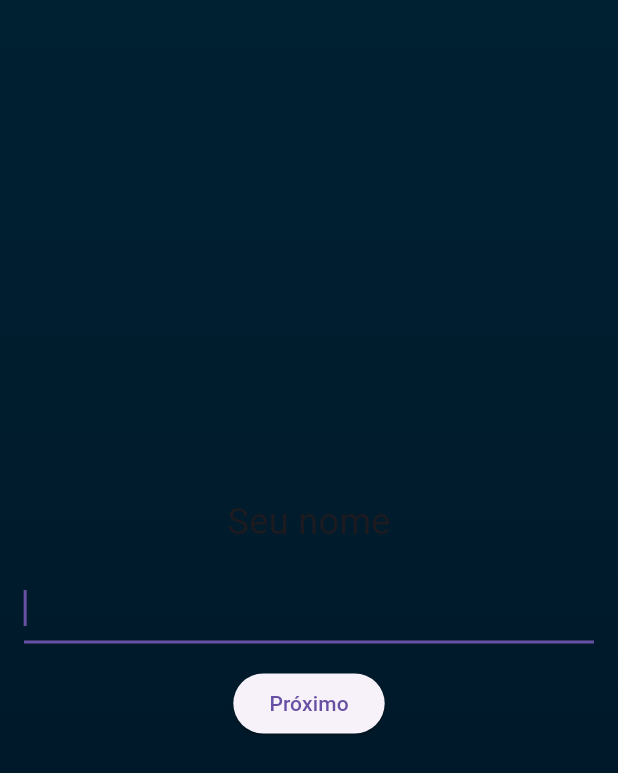
After one commit to Vitor-Ribe/ti_maromba, a Flutter app: the screen it shows after launch, after a tap on "Próximo", on a phone screen of 412 x 824 dp. The commit adds this screen. Shown: the top 773 px of the screen. Run offline on Flutter 3.47's test engine with Material 3 defaults, Android fonts, the light colour scheme and no system bars; our stand-ins replace carousel_slider, curved_navigation_bar, sqflite, table_calendar; accounts and stored records are empty.

Commit message:
Criação dos arquivos de database e tela de login

```diff
--- /dev/null
+++ b/lib/app/database/DAOs/user_dao.dart
@@ -0,0 +1,17 @@
+import 'package:sqflite/sqflite.dart';
+import '../../modelos/user.dart';
+
+class UserDao {
+  final Database db;  // variavel que representará a conexao ativa com o banco
+
+  UserDao(this.db); // Recebe a instância do banco de dados
+
+  // Método_ para inserir um usuário
+  Future<int> insertUser(User user) async {
+    return await db.insert(
+      'user', // nome da tabela
+      user.toMap(), // dados convertidos para Map
+      conflictAlgorithm: ConflictAlgorithm.replace  // substitui se id duplicado
+    );
+  }
+}
--- /dev/null
+++ b/lib/app/modelos/user.dart
@@ -0,0 +1,34 @@
+// Classe que modela o usuário
+class User {
+  int? id;
+  String nome;
+  String? telefone;
+  String? email;
+  double? peso;
+  double? altura;
+  String? urlAvatar;
+
+  // Construtor
+  User({
+    required this.nome,
+    this.telefone,
+    this.email,
+    this.peso,
+    this.altura,
+    this.urlAvatar
+  });
+
+  // Mapeamento para o banco de dados (Coluna a ser inserida, valor a ser inserido)
+  Map<String, dynamic> toMap() {
+    return {
+      'nome': nome,
+      'telefone': telefone,
+      'email': email,
+      'peso': peso,
+      'altura': altura,
+      'url_avatar': urlAvatar,
+    };
+  }
+
+
+}
--- a/lib/main.dart
+++ b/lib/main.dart
@@ -5,6 +5,7 @@ import 'package:ti_maromba/pages/calendar_page.dart';
 import 'package:ti_maromba/pages/config_page.dart';
 import 'package:ti_maromba/pages/data_page.dart';
 import 'package:ti_maromba/pages/home_page.dart';
+import 'package:ti_maromba/pages/login/login_steps_page.dart';
 import 'package:ti_maromba/res/colors.dart';
 
 void main() {
@@ -27,12 +28,16 @@ class MyApp extends StatelessWidget {
   @override
   Widget build(BuildContext context) {
     return MaterialApp(
-      debugShowCheckedModeBanner: false,
-      title: 'TI Maromba',
-      theme: ThemeData(
-        colorScheme: ColorScheme.fromSeed(seedColor: Colors.deepPurple),
-      ),
-      home: const MyHomePage(),
+      debugShowCheckedModeBanner: false, // remove banner
+
+      // rota inicial
+      initialRoute: '/login',
+
+      // mapa das rotas disponiveis
+      routes: {
+        '/login': (context) => LoginStepsPage(),
+        '/main': (context) => MyHomePage() // tela inicial
+      }
     );
   }
 }
--- a/lib/pages/calendar_page.dart
+++ b/lib/pages/calendar_page.dart
@@ -70,7 +70,7 @@ class CalendarPage extends StatelessWidget {
                 ,
               ),
 
-              SizedBox(height: 60),
+              SizedBox(height: 30),
 
               Row(
                   crossAxisAlignment: CrossAxisAlignment.center,
@@ -79,7 +79,7 @@ class CalendarPage extends StatelessWidget {
                   ]
               ),
 
-              SizedBox(height: 20),
+              SizedBox(height: 10),
 
               Row(
                 children: [
--- /dev/null
+++ b/lib/pages/login/login_controller.dart
@@ -0,0 +1,10 @@
+class LoginController {
+  String nome = '';
+  DateTime? nascimento;
+  String sexo = '';
+  double altura = 0;
+  double peso = 0;
+
+  bool get isComplete =>
+      nome.isNotEmpty && nascimento != null && sexo.isNotEmpty && altura > 0 && peso > 0;
+}
--- /dev/null
+++ b/lib/pages/login/login_steps_page.dart
@@ -0,0 +1,79 @@
+import 'package:flutter/material.dart';
+import 'package:sqflite/sqflite.dart';
+import 'package:ti_maromba/pages/login/steps/step_welcome.dart';
+import 'package:ti_maromba/res/colors.dart';
+import '../../app/database/DAOs/user_dao.dart';
+import '../../app/modelos/user.dart';
+import 'login_controller.dart';
+import 'steps/step_name.dart';
+import 'steps/step_birth_gender.dart';
+import 'steps/step_height.dart';
+import 'steps/step_weight.dart';
+
+class LoginStepsPage extends StatefulWidget {
+  const LoginStepsPage({super.key});
+
+  @override
+  State<LoginStepsPage> createState() => _LoginStepsPageState();
+}
+
+class _LoginStepsPageState extends State<LoginStepsPage> {
+  final ctrl = LoginController();
+  final pageCtrl = PageController();
+  int page = 0;
+
+  void next() {
+    if (page < 3) {
+      pageCtrl.nextPage(duration: const Duration(milliseconds: 300), curve: Curves.ease);
+      setState(() => page++);
+    } else {
+      _finish();
+    }
+  }
+
+  Future<void> _finish() async {
+    if (!ctrl.isComplete) return;
+
+    final user = User(
+      nome: ctrl.nome,
+      telefone: null,
+      email: null,
+      peso: ctrl.peso,
+      altura: ctrl.altura,
+    );
+    await UserDao(await openDatabase('app.db')).insertUser(user); // ajuste se já usa helper
+    if (!mounted) return;
+    Navigator.pushReplacementNamed(context, '/main');
+  }
+
+  @override
+  Widget build(BuildContext context) {
+    return Scaffold(
+      body: Container(
+        // Fundo da pagina
+        decoration: const BoxDecoration(
+          gradient: LinearGradient(
+            colors: [
+              AppColors.backgroundVariant1,
+              AppColors.backgroundVariant2,
+            ],
+            begin: Alignment.topCenter,
+            end: Alignment.bottomCenter,
+          ),
+        ),
+
+        child: PageView(
+          controller: pageCtrl,
+          physics: const NeverScrollableScrollPhysics(),
+          children: [
+            StepWelcome(ctrl: ctrl, onNext: next),
+            StepName(ctrl: ctrl, onNext: next),
+            StepBirthGender(ctrl: ctrl, onNext: next),
+            StepHeight(ctrl: ctrl, onNext: next),
+            StepWeight(ctrl: ctrl, onNext: next),
+          ],
+        ),
+      ),
+    );
+  }
+}
--- /dev/null
+++ b/lib/pages/login/steps/step_birth_gender.dart
@@ -0,0 +1,41 @@
+import 'package:flutter/material.dart';
+import 'steps_base.dart';
+
+class StepBirthGender extends StepBase {
+  const StepBirthGender({super.key, required super.ctrl, required super.onNext});
+
+  @override
+  Widget build(BuildContext context) {
+    return Column(mainAxisAlignment: MainAxisAlignment.center, children: [
+      const Text('Data de nascimento', style: TextStyle(fontSize: 24)),
+      ElevatedButton(
+          onPressed: () async {
+            final d = await showDatePicker(
+              context: context,
+              initialDate: DateTime(2000),
+              firstDate: DateTime(1900),
+              lastDate: DateTime.now(),
+            );
+            if (d != null) ctrl.nascimento = d;
+          },
+          child: const Text('Escolher data')),
+      const SizedBox(height: 24),
+      const Text('Sexo', style: TextStyle(fontSize: 24)),
+      Row(mainAxisAlignment: MainAxisAlignment.center, children: [
+        _radio('M', 'Masculino'),
+        _radio('F', 'Feminino'),
+        _radio('O', 'Outro'),
+      ]),
+      ElevatedButton(onPressed: onNext, child: const Text('Próximo'))
+    ]);
+  }
+
+  Widget _radio(String value, String label) => Row(children: [
+    Radio<String>(
+      value: value,
+      groupValue: ctrl.sexo,
+      onChanged: (v) => ctrl.sexo = v ?? '',
+    ),
+    Text(label)
+  ]);
+}
--- /dev/null
+++ b/lib/pages/login/steps/step_height.dart
@@ -0,0 +1,23 @@
+import 'package:flutter/material.dart';
+import 'steps_base.dart';
+
+class StepHeight extends StepBase {
+  const StepHeight({super.key, required super.ctrl, required super.onNext});
+
+  @override
+  Widget build(BuildContext context) {
+    return Center(
+      child: Column(mainAxisAlignment: MainAxisAlignment.center, children: [
+        const Text('Altura (m)', style: TextStyle(fontSize: 24)),
+        Padding(
+          padding: const EdgeInsets.all(16),
+          child: TextField(
+            keyboardType: TextInputType.number,
+            onChanged: (v) => ctrl.altura = double.tryParse(v) ?? 0,
+          ),
+        ),
+        ElevatedButton(onPressed: onNext, child: const Text('Próximo'))
+      ]),
+    );
+  }
+}
--- /dev/null
+++ b/lib/pages/login/steps/step_name.dart
@@ -0,0 +1,23 @@
+import 'package:flutter/material.dart';
+import 'steps_base.dart';
+
+class StepName extends StepBase {
+  const StepName({super.key, required super.ctrl, required super.onNext});
+
+  @override
+  Widget build(BuildContext context) {
+    return Center(
+      child: Column(mainAxisAlignment: MainAxisAlignment.center, children: [
+        const Text('Seu nome', style: TextStyle(fontSize: 24)),
+        Padding(
+          padding: const EdgeInsets.all(16),
+          child: TextField(
+            autofocus: true,
+            onChanged: (v) => ctrl.nome = v,
+          ),
+        ),
+        ElevatedButton(onPressed: onNext, child: const Text('Próximo'))
+      ]),
+    );
+  }
+}
--- /dev/null
+++ b/lib/pages/login/steps/step_weight.dart
@@ -0,0 +1,23 @@
+import 'package:flutter/material.dart';
+import 'steps_base.dart';
+
+class StepWeight extends StepBase {
+  const StepWeight({super.key, required super.ctrl, required super.onNext});
+
+  @override
+  Widget build(BuildContext context) {
+    return Center(
+      child: Column(mainAxisAlignment: MainAxisAlignment.center, children: [
+        const Text('Peso (kg)', style: TextStyle(fontSize: 24)),
+        Padding(
+          padding: const EdgeInsets.all(16),
+          child: TextField(
+            keyboardType: TextInputType.number,
+            onChanged: (v) => ctrl.peso = double.tryParse(v) ?? 0,
+          ),
+        ),
+        ElevatedButton(onPressed: onNext, child: const Text('Concluir'))
+      ]),
+    );
+  }
+}
--- /dev/null
+++ b/lib/pages/login/steps/step_welcome.dart
@@ -0,0 +1,34 @@
+import 'package:flutter/material.dart';
+import 'steps_base.dart';
+
+class StepWelcome extends StepBase {
+  const StepWelcome({super.key, required super.ctrl, required super.onNext});
+
+  @override
+  Widget build(BuildContext context) {
+    return Padding(
+      padding: const EdgeInsets.all(35.0),
+      child: Column(
+        mainAxisAlignment: MainAxisAlignment.center,
+        children: [
+          // mascote
+          Image.asset(
+            'assets/images/mascot/mascote1.png',
+            width: 400,
+            height: 400,
+          ),
+
+          // Boas-vindas
+          const Text(
+              'Bem-Vindo(a) ao TI Maromba',
+              style: TextStyle(
+                  fontSize: 40,
+                  color: Colors.white,
+                  fontWeight: FontWeight.bold
+              )
+          ),
+          ElevatedButton(onPressed: onNext, child: const Text('Próximo'))
+      ]),
+    );
+  }
+}
--- /dev/null
+++ b/lib/pages/login/steps/steps_base.dart
@@ -0,0 +1,10 @@
+import 'package:flutter/material.dart';
+import '../login_controller.dart';
+
+typedef OnNext = void Function();
+
+abstract class StepBase extends StatelessWidget {
+  final LoginController ctrl;
+  final OnNext onNext;
+  const StepBase({required this.ctrl, required this.onNext, super.key});
+}
--- a/lib/res/colors.dart
+++ b/lib/res/colors.dart
@@ -7,6 +7,8 @@ class AppColors {
   static const Color secondaryVariant = Color(0xFF018786);
 
   static const Color background = Color(0xFF141414);
+  static const Color backgroundVariant1 = Color(0xFF002132);
+  static const Color backgroundVariant2 = Color(0xFF001425);
   static const Color bottomNavBarBG = Color(0xFF161719);
   static const Color surface = Color(0xFFFFFFFF);
   static const Color error = Color(0xFFB00020);
--- a/pubspec.yaml
+++ b/pubspec.yaml
@@ -37,6 +37,8 @@ dependencies:
   curved_navigation_bar: ^1.0.6
   carousel_slider: ^5.1.1
   table_calendar: ^3.2.0
+  sqflite: ^2.4.2
+  path: ^1.9.1
 
 dev_dependencies:
   flutter_test:
@@ -64,6 +66,9 @@ flutter:
     - assets/images/workout/back.jpg
     - assets/images/workout/chest.jpg
     - assets/images/workout/legs.jpg
+    - assets/images/mascot/mascote1.png
+    - assets/images/mascot/mascote2.png
+    - assets/images/mascot/mascote3.png
 
   # An image asset can refer to one or more resolution-specific "variants", see
   # https://flutter.dev/to/resolution-aware-images
```
Also changed, not shown: lib/app/database/db_script.dart (added, +13 -0 lines), lib/pages/login/login_page.dart (added, +18 -0 lines), assets/images/mascot/mascote1.png (added), assets/images/mascot/mascote2.png (added), assets/images/mascot/mascote3.png (added), pubspec.lock, 1 other file.
